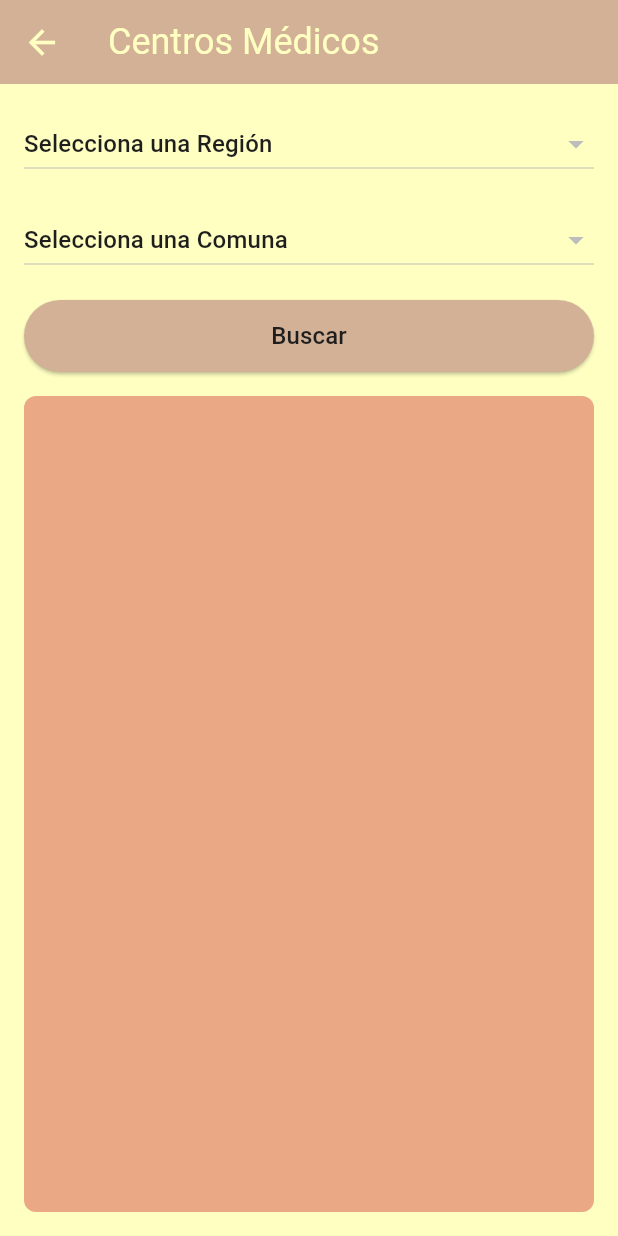
After one commit to J-Manriquez/adam, a Flutter app: the SettingsScreen screen opened directly, after a tap on "Centros Medicos", on a phone screen of 412 x 824 dp. The commit adds this screen. Run offline on Flutter 3.47's test engine with Material 3 defaults, Android fonts, the phone set to English and light mode, and no system bars; our stand-ins replace logger, sqflite; accounts and stored records are empty.

Commit message:
pantalla centros medicos lista, sin funciones llamada y direccion en mapa

```diff
--- /dev/null
+++ b/lib/database/metodos/centros_medicos_metodos.dart
@@ -0,0 +1,66 @@
+import 'package:sqflite/sqflite.dart';
+import 'package:ADAM/models/db_model.dart'; // Importa tu modelo CentroMedico
+import 'package:ADAM/utils/custom_logger.dart';
+import 'package:ADAM/database/db_adam.dart';
+
+class CentrosMedicosCRUD {
+
+  // Función para obtener centros médicos usando el modelo CentroMedico
+  static Future<List<CentroMedico>> getCentrosMedicos({String? region, String? comuna}) async {
+    CustomLogger().logInfo('Obteniendo centros médicos...');
+    try {
+      final db = await DatabaseHelper().database;
+      String query = 'SELECT * FROM centrosMedicos';
+      List<dynamic> args = [];
+
+      // Ajustar la consulta con filtros opcionales
+      if (region != null && comuna != null) {
+        query += ' WHERE Region = ? AND Comuna = ?';
+        args.add(region);
+        args.add(comuna);
+      } else if (region != null) {
+        query += ' WHERE Region = ?';
+        args.add(region);
+      }
+
+      // Ejecutar la consulta
+      final List<Map<String, dynamic>> result = await db.rawQuery(query, args);
+
+      // Convertir el resultado en una lista de objetos CentroMedico
+      return result.map((map) => CentroMedico.fromMap(map)).toList();
+    } catch (e) {
+      CustomLogger().logError('Error al obtener centros médicos: $e');
+      return [];
+    }
+  }
+
+  // Función para obtener todas las regiones
+  static Future<List<String>> getRegiones() async {
+    CustomLogger().logInfo('Obteniendo regiones...');
+    try {
+      final db = await DatabaseHelper().database;
+      final result = await db.rawQuery('SELECT DISTINCT Region FROM centrosMedicos');
+
+      // Convertir el resultado a una lista de strings
+      return result.map((e) => e['Region'] as String).toList();
+    } catch (e) {
+      CustomLogger().logError('Error al obtener regiones: $e');
+      return [];
+    }
+  }
+
+  // Función para obtener comunas en base a una región específica
+  static Future<List<String>> getComunas(String region) async {
+    CustomLogger().logInfo('Obteniendo comunas...');
+    try {
+      final db = await DatabaseHelper().database;
+      final result = await db.rawQuery('SELECT DISTINCT Comuna FROM centrosMedicos WHERE Region = ?', [region]);
+
+      // Convertir el resultado a una lista de strings
+      return result.map((e) => e['Comuna'] as String).toList();
+    } catch (e) {
+      CustomLogger().logError('Error al obtener comunas: $e');
+      return [];
+    }
+  }
+}
--- a/lib/models/font_size_model.dart
+++ b/lib/models/font_size_model.dart
@@ -4,7 +4,7 @@ class FontSizeModel with ChangeNotifier {
   // Tamaños predeterminados
   double _titleSize = 24.0;
   double _subtitleSize = 20.0;
-  double _textSize = 18.0;
+  double _textSize = 16.0;
   double _iconSize = 26.0;
 
   // Getters para obtener los tamaños
--- /dev/null
+++ b/lib/screens/centros_medicos_screen.dart
@@ -0,0 +1,343 @@
+import 'package:flutter/material.dart';
+import 'package:ADAM/database/metodos/centros_medicos_metodos.dart'; // Importa el CRUD actualizado
+import 'package:ADAM/models/db_model.dart'; // Importa el modelo CentroMedico
+import 'package:ADAM/utils/custom_logger.dart';
+import 'package:ADAM/models/theme_model.dart';
+import 'package:ADAM/models/font_size_model.dart';
+import 'package:provider/provider.dart';
+
+class CentrosMedicosScreen extends StatefulWidget {
+  @override
+  _CentrosMedicosScreenState createState() => _CentrosMedicosScreenState();
+}
+
+class _CentrosMedicosScreenState extends State<CentrosMedicosScreen> {
+  String? selectedRegion;
+  String? selectedComuna;
+  List<CentroMedico> centrosMedicos = [];
+  List<String> regiones = [];
+  List<String> comunas = [];
+
+  @override
+  void initState() {
+    super.initState();
+    _loadCentrosMedicos();
+    _loadRegiones();
+  }
+
+  // Función para cargar los centros médicos
+  Future<void> _loadCentrosMedicos({String? region, String? comuna}) async {
+    try {
+      final data = await CentrosMedicosCRUD.getCentrosMedicos(
+          region: region, comuna: comuna);
+      setState(() {
+        centrosMedicos = data; // Almacena la lista de centros médicos
+      });
+    } catch (e) {
+      CustomLogger().logError('Error al cargar centros médicos: $e');
+    }
+  }
+
+  // Función para cargar las regiones
+  Future<void> _loadRegiones() async {
+    try {
+      final data = await CentrosMedicosCRUD.getRegiones();
+      setState(() {
+        regiones = data
+          ..sort(); // Almacena y ordena la lista de regiones alfabéticamente
+      });
+    } catch (e) {
+      CustomLogger().logError('Error al cargar regiones: $e');
+    }
+  }
+
+  // Función para cargar las comunas en base a la región seleccionada
+  Future<void> _loadComunas(String region) async {
+    try {
+      final data = await CentrosMedicosCRUD.getComunas(region);
+      setState(() {
+        comunas = data
+          ..sort(); // Almacena y ordena la lista de comunas alfabéticamente
+      });
+    } catch (e) {
+      CustomLogger().logError('Error al cargar comunas: $e');
+    }
+  }
+
+  // Método para mostrar información detallada del centro médico en un modal
+  void _showCentroMedicoDetails(CentroMedico centro) {
+    final themeModel = Provider.of<ThemeModel>(context, listen: false);
+    final fontSizeModel = Provider.of<FontSizeModel>(context, listen: false);
+
+    showDialog(
+      context: context,
+      builder: (BuildContext context) {
+        return AlertDialog(
+          backgroundColor:
+              themeModel.primaryButtonColor, // Aplicar modelo de color al fondo
+          title: Center(
+            child: Text(
+              centro.nombreOficial,
+              style: TextStyle(
+                  color: themeModel.primaryTextColor,
+                  fontSize: fontSizeModel.titleSize),
+            ),
+          ),
+          content: Column(
+            mainAxisSize: MainAxisSize.min,
+            children: [
+              // Divider para separar el título del contenido
+              Container(
+                width: MediaQuery.of(context).size.width * 0.8, // 80% del ancho
+                child: Divider(
+                  color: themeModel.primaryTextColor, // Color del divider
+                  thickness: 2, // Grosor del divider
+                  height: 20, // Espacio alrededor
+                ),
+              ),
+              // Línea con dirección, comuna y un ícono de mapa
+              GestureDetector(
+                onTap: () {
+                  // Aquí puedes definir la función para manejar el toque en esta línea
+                },
+                child: Row(
+                  mainAxisAlignment: MainAxisAlignment
+                      .spaceBetween, // Espacio entre los elementos
+                  children: [
+                    Expanded(
+                      child: Text(
+                        '${centro.direccion},\n${centro.comuna}, ${centro.region}', // Mostrar dirección y comuna
+                        style: TextStyle(
+                            color: themeModel.primaryTextColor,
+                            fontSize: fontSizeModel.textSize),
+                      ),
+                    ),
+                    Icon(Icons.map,
+                        color: themeModel.primaryIconColor,
+                        size: fontSizeModel.iconSize,) // Ícono de mapa
+                  ],
+                ),
+              ),
+              SizedBox(height: 8), // Espacio adicional
+              // Divider para separar la información del teléfono
+              Container(
+                width: MediaQuery.of(context).size.width * 0.8, // 80% del ancho
+                child: Divider(
+                  color: themeModel.primaryTextColor, // Color del divider
+                  thickness: 2, // Grosor del divider
+                  height: 20, // Espacio alrededor
+                ),
+              ),
+              // Línea con teléfono y un ícono de llamada
+              GestureDetector(
+                onTap: () {
+                  // Aquí puedes definir la función para manejar el toque en esta línea
+                },
+                child: Row(
+                  mainAxisAlignment: MainAxisAlignment
+                      .spaceBetween, // Espacio entre los elementos
+                  children: [
+                    Expanded(
+                      child: Text(
+                        '${centro.telefono ?? 'Sin teléfono'}', // Mostrar teléfono
+                        style: TextStyle(
+                            color: themeModel.primaryTextColor,
+                            fontSize: fontSizeModel.textSize),
+                      ),
+                    ),
+                    Icon(Icons.phone,
+                        color: themeModel.primaryTextColor,
+                        size: fontSizeModel.iconSize,), // Ícono de llamada
+                  ],
+                ),
+              ),
+              SizedBox(height: 16), // Espacio adicional antes del botón
+              // Botón para cerrar el modal
+              Container(
+                width: MediaQuery.of(context).size.width * 0.8, // 80% del ancho
+                padding: const EdgeInsets.all(8.0), // Opcional: padding interno
+                decoration: BoxDecoration(
+                  color:
+                      themeModel.primaryIconColor, // Color del fondo del Container
+                  borderRadius: BorderRadius.circular(
+                      8.0), // Esquina redondeada (opcional)
+                ),
+                child: TextButton(
+                  // Botón cambiado a TextButton para más flexibilidad
+                  onPressed: () => Navigator.of(context).pop(),
+                  child: Text(
+                    'Cerrar',
+                    style: TextStyle(
+                        color: themeModel.primaryButtonColor,
+                        fontSize: fontSizeModel.subtitleSize), // Color del texto
+                  ),
+                ),
+              )
+            ],
+          ),
+        );
+      },
+    );
+  }
+
+  @override
+  Widget build(BuildContext context) {
+    // Obtener los modelos de color y tamaño desde el proveedor
+    final themeModel = Provider.of<ThemeModel>(context);
+    final fontSizeModel = Provider.of<FontSizeModel>(context);
+
+    return Scaffold(
+      appBar: AppBar(
+        leading: Container(
+          alignment: Alignment.center,
+          child: IconButton(
+            icon: Icon(Icons.arrow_back, color: themeModel.primaryIconColor),
+            iconSize: fontSizeModel.iconSize, // Tamaño dinámico del ícono
+            onPressed: () {
+              Navigator.of(context).pop();
+            },
+          ),
+        ),
+        title: Row(
+          mainAxisAlignment: MainAxisAlignment.start,
+          children: [
+            Expanded(
+              child: Text(
+                'Centros Médicos',
+                style: TextStyle(
+                  fontSize:
+                      fontSizeModel.titleSize, // Tamaño dinámico para subtítulo
+                  color:
+                      themeModel.primaryTextColor, // Color dinámico del texto
+                ),
+                textAlign: TextAlign.start,
+              ),
+            ),
+          ],
+        ),
+        backgroundColor:
+            themeModel.primaryButtonColor, // Color dinámico del AppBar
+      ),
+      body: Container(
+        color: themeModel.backgroundColor, // Aplicar color de fondo
+        padding: const EdgeInsets.all(16.0),
+        child: Column(
+          crossAxisAlignment: CrossAxisAlignment.start,
+          children: [
+            DropdownButton<String>(
+              value: selectedRegion,
+              hint: Text('Selecciona una Región',
+                  style: TextStyle(color: themeModel.secondaryTextColor)),
+              onChanged: (value) {
+                setState(() {
+                  selectedRegion = value;
+                  selectedComuna = null;
+                  comunas.clear();
+                  if (value != null) _loadComunas(value);
+                });
+              },
+              items: regiones.map((region) {
+                return DropdownMenuItem(
+                  value: region,
+                  child: Text(region,
+                      style: TextStyle(color: themeModel.secondaryTextColor)),
+                );
+              }).toList(),
+              dropdownColor:
+                  themeModel.primaryButtonColor, // Color del dropdown
+              isExpanded: true, // Hacer el dropdown de ancho completo
+            ),
+            SizedBox(height: 16),
+            DropdownButton<String>(
+              value: selectedComuna,
+              hint: Text('Selecciona una Comuna',
+                  style: TextStyle(color: themeModel.secondaryTextColor)),
+              onChanged: selectedRegion == null
+                  ? null
+                  : (value) {
+                      setState(() {
+                        selectedComuna = value;
+                      });
+                    },
+              items: comunas.map((comuna) {
+                return DropdownMenuItem(
+                  value: comuna,
+                  child: Text(comuna,
+                      style: TextStyle(color: themeModel.secondaryTextColor)),
+                );
+              }).toList(),
+              dropdownColor:
+                  themeModel.primaryButtonColor, // Color del dropdown
+              isExpanded: true, // Hacer el dropdown de ancho completo
+            ),
+            SizedBox(height: 16),
+            // Botón de búsqueda
+            ElevatedButton(
+              onPressed: () {
+                _loadCentrosMedicos(
+                    region: selectedRegion, comuna: selectedComuna);
+              },
+              style: ElevatedButton.styleFrom(
+                backgroundColor: themeModel.primaryButtonColor,
+                minimumSize: const Size(double.infinity, 48),
+              ),
+              child: Text(
+                'Buscar',
+                style: TextStyle(
+                  fontSize: fontSizeModel.textSize,
+                  color: themeModel.secondaryTextColor,
+                ),
+              ),
+            ),
+            SizedBox(height: 16),
+            Expanded(
+              child: Container(
+                decoration: BoxDecoration(
+                  color: themeModel.secondaryButtonColor
+                      .withOpacity(0.4), // Fondo del cuadro
+                  borderRadius: BorderRadius.circular(8.0),
+                ),
+                child: ListView.builder(
+                  itemCount: centrosMedicos.length,
+                  itemBuilder: (context, index) {
+                    final centro = centrosMedicos[index];
+                    return Column(
+                      children: [
+                        // ListTile para mostrar el nombre del centro médico
+                        ListTile(
+                          title: Text(
+                            centro.nombreOficial,
+                            style:
+                                TextStyle(color: themeModel.primaryTextColor),
+                          ),
+                          subtitle: Text(
+                            '${centro.direccion}, ${centro.comuna}', // Dirección y comuna en la misma línea
+                            style:
+                                TextStyle(color: themeModel.primaryTextColor),
+                          ),
+                          onTap: () => _showCentroMedicoDetails(
+                              centro), // Mostrar detalles al tocar
+                        ),
+                        // Línea de separación
+                        Container(
+                          width: MediaQuery.of(context).size.width *
+                              0.8, // 80% del ancho total
+                          child: Divider(
+                            color: themeModel
+                                .primaryTextColor, // Color de la línea
+                            thickness: 2, // Grosor de la línea
+                            height: 20, // Espacio alrededor de la línea
+                          ),
+                        ),
+                      ],
+                    );
+                  },
+                ),
+              ),
+            ),
+          ],
+        ),
+      ),
+    );
+  }
+}
--- a/lib/screens/settings_screen.dart
+++ b/lib/screens/settings_screen.dart
@@ -5,6 +5,7 @@ import '../models/theme_model.dart'; // Importamos el modelo de tema
 import 'themes_screen.dart'; // Importamos la pantalla de temas
 import 'font_settings_screen.dart'; // Importamos la pantalla de configuración de fuentes
 import 'user_data_screen.dart'; // Asegúrate de importar la pantalla de datos del usuario
+import 'centros_medicos_screen.dart'; // Asegúrate de importar la pantalla de centros médicos
 
 class SettingsScreen extends StatelessWidget {
   const SettingsScreen({super.key});
@@ -91,9 +92,14 @@ class SettingsScreen extends StatelessWidget {
                   // Segundo botón: Vacío por ahora
                   _buildButton(
                     context,
-                    label: 'Botón Vacío 1',
+                    label: 'Centros Medicos',
                     onPressed: () {
                       // No hace nada por ahora
+                      Navigator.push(
+                        context,
+                        MaterialPageRoute(
+                            builder: (context) => CentrosMedicosScreen()),
+                      );
                     },
                   ),
                   // Tercer botón: Vacío por ahora
```
Also changed, not shown: lib/main.dart (+18 -7 lines), lib/screens/font_settings_screen.dart (+7 -7 lines).
